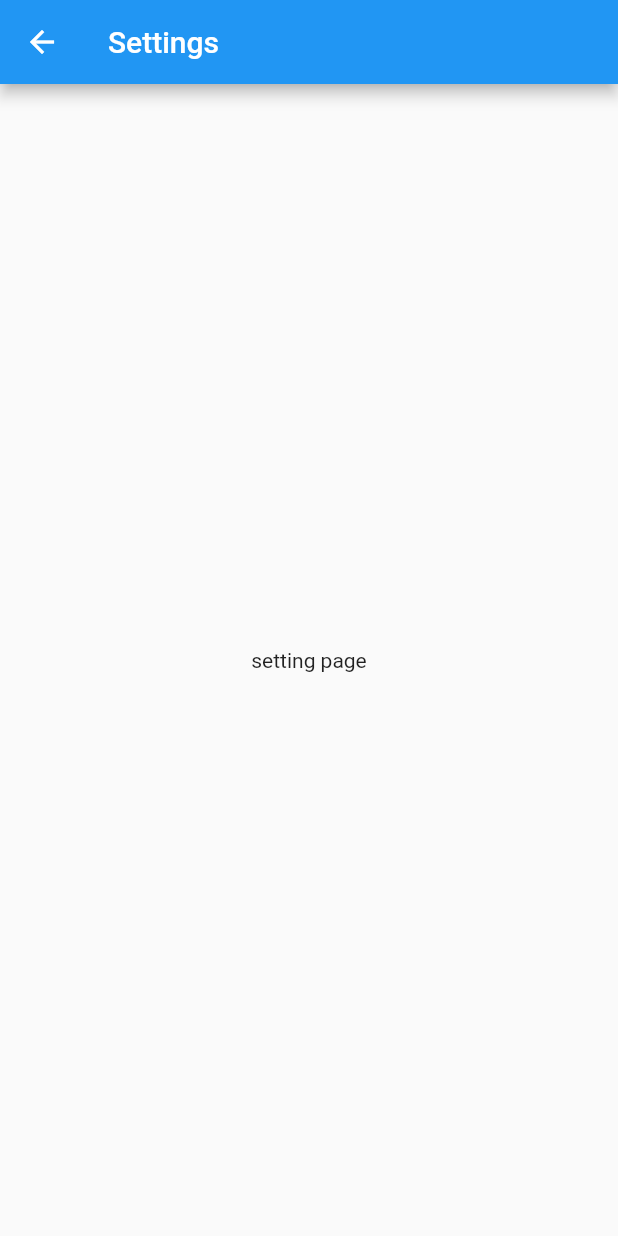
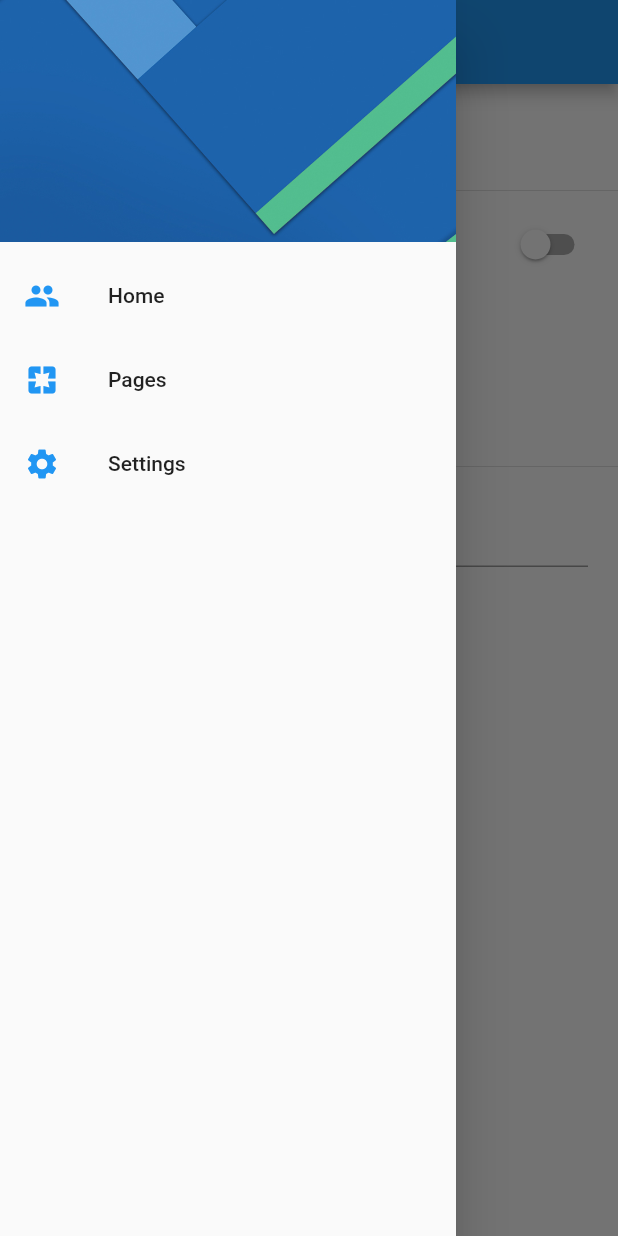
Before and after one commit to riclara/user_preferences_app, a Flutter app: the SettingsPage screen opened by its route, with the side drawer open (before the commit the screen has no drawer), on a phone screen of 412 x 824 dp. Run offline on Flutter 3.47's test engine with Material 2 defaults, Android fonts, the phone set to English and light mode, and no system bars.

Commit message:
create setting page

```diff
--- a/lib/main.dart
+++ b/lib/main.dart
@@ -9,6 +9,7 @@ class MyApp extends StatelessWidget {
   Widget build(BuildContext context) {
     return MaterialApp(
       title: 'Preferences',
+      debugShowCheckedModeBanner: false,
       initialRoute: HomePage.routeName,
       routes: {
         HomePage.routeName : (BuildContext context) => HomePage(),
--- a/lib/src/pages/home_page.dart
+++ b/lib/src/pages/home_page.dart
@@ -1,4 +1,5 @@
 import 'package:flutter/material.dart';
+import 'package:user_preferences/src/widgets/menu_widgets.dart';
 
 class HomePage extends StatelessWidget {
   static final String routeName = 'home';
@@ -9,6 +10,7 @@ class HomePage extends StatelessWidget {
       appBar: AppBar(
         title: Text('User Preferences')
       ),
+      drawer: MenuWidgets(),
       body: Column(
         mainAxisAlignment: MainAxisAlignment.center,
         children: <Widget>[
--- a/lib/src/pages/settings_page.dart
+++ b/lib/src/pages/settings_page.dart
@@ -1,7 +1,26 @@
 import 'package:flutter/material.dart';
+import 'package:user_preferences/src/widgets/menu_widgets.dart';
 
-class SettingsPage extends StatelessWidget {
+class SettingsPage extends StatefulWidget {
   static final String routeName = 'settings';
+
+  @override
+  _SettingsPageState createState() => _SettingsPageState();
+}
+
+class _SettingsPageState extends State<SettingsPage> {
+
+  bool _secondaryColor = false;
+  int _gender = 1;
+  String _name = 'Pedro';
+
+  TextEditingController _textController;
+
+  @override
+  void initState() {
+    super.initState();
+    _textController = TextEditingController(text: _name);
+  }
 
   @override
   Widget build(BuildContext context) {
@@ -9,9 +28,60 @@ class SettingsPage extends StatelessWidget {
       appBar: AppBar(
         title: Text('Settings')
       ),
-      body: Center(
-        child: Text('setting page')
-      ),
+      drawer: MenuWidgets(),
+      body: ListView(
+        children: <Widget>[
+          Container(
+            padding: EdgeInsets.all(5.0),
+            child: Text('Setting', style: TextStyle(fontSize: 45.0, fontWeight: FontWeight.bold),),
+          ),
+          Divider(),
+          SwitchListTile(
+            value: _secondaryColor,
+            title: Text('Color secundario'),
+            onChanged: (value) {
+              setState(() {
+                _secondaryColor = value;
+              });
+            },
+          ),
+          RadioListTile(
+            title: Text('Masculino'),
+            value: 1,
+            groupValue: _gender,
+            onChanged: (value) {
+              setState(() {
+                _gender = value;
+              });
+
+            }
+          ),
+          RadioListTile(
+            title: Text('Femenino'),
+            value: 2,
+            groupValue: _gender,
+            onChanged: (value) {
+              setState(() {
+                _gender = value;
+              });
+            }
+          ),
+          Divider(),
+          Container(
+            padding: EdgeInsets.symmetric(horizontal: 20.0),
+            child: TextField(
+              controller: _textController,
+              decoration: InputDecoration(
+                labelText: 'Nombre',
+                helperText: 'Nombre de la persona'
+              ),
+              onChanged: (value) {
+
+              },
+            ),
+          )
+        ],
+      )
     );
   }
 }
--- /dev/null
+++ b/lib/src/widgets/menu_widgets.dart
@@ -0,0 +1,46 @@
+import 'package:flutter/material.dart';
+import 'package:user_preferences/src/pages/home_page.dart';
+import 'package:user_preferences/src/pages/settings_page.dart';
+
+class MenuWidgets extends StatelessWidget {
+
+  @override
+  Widget build(BuildContext context) {
+    return Drawer(
+      child: ListView(
+        padding: EdgeInsets.zero,
+        children: <Widget>[
+          DrawerHeader(
+            child: Container(),
+            decoration: BoxDecoration(
+              image: DecorationImage(
+                image: AssetImage('assets/menu-img.jpg'),
+                fit: BoxFit.cover
+              ),
+            )
+          ),
+          ListTile(
+            leading: Icon(Icons.people, color: Colors.blue,),
+            title: Text('Home'),
+            onTap: () => Navigator.pushReplacementNamed(context, HomePage.routeName),
+          ),
+          ListTile(
+            leading: Icon(Icons.pages, color: Colors.blue,),
+            title: Text('Pages'),
+            onTap: () {
+
+            },
+          ),
+          ListTile(
+            leading: Icon(Icons.settings, color: Colors.blue,),
+            title: Text('Settings'),
+            onTap: () {
+              Navigator.pop(context);
+              Navigator.pushReplacementNamed(context, SettingsPage.routeName);
+            }
+          )
+        ],
+      ),
+    );
+  }
+}
--- a/pubspec.yaml
+++ b/pubspec.yaml
@@ -41,8 +41,8 @@ flutter:
   uses-material-design: true
 
   # To add assets to your application, add an assets section, like this:
-  # assets:
-  #  - images/a_dot_burr.jpeg
+  assets:
+   - assets/menu-img.jpg
   #  - images/a_dot_ham.jpeg
 
   # An image asset can refer to one or more resolution-specific "variants", see
```
Also changed, not shown: assets/menu-img.jpg (added).
